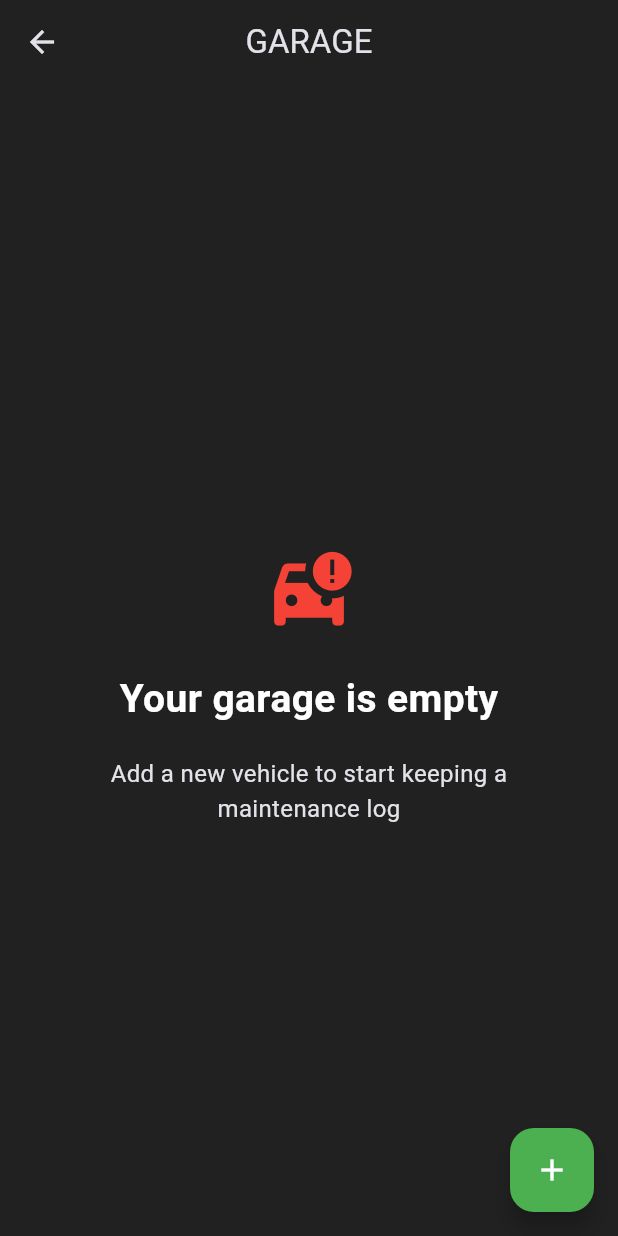
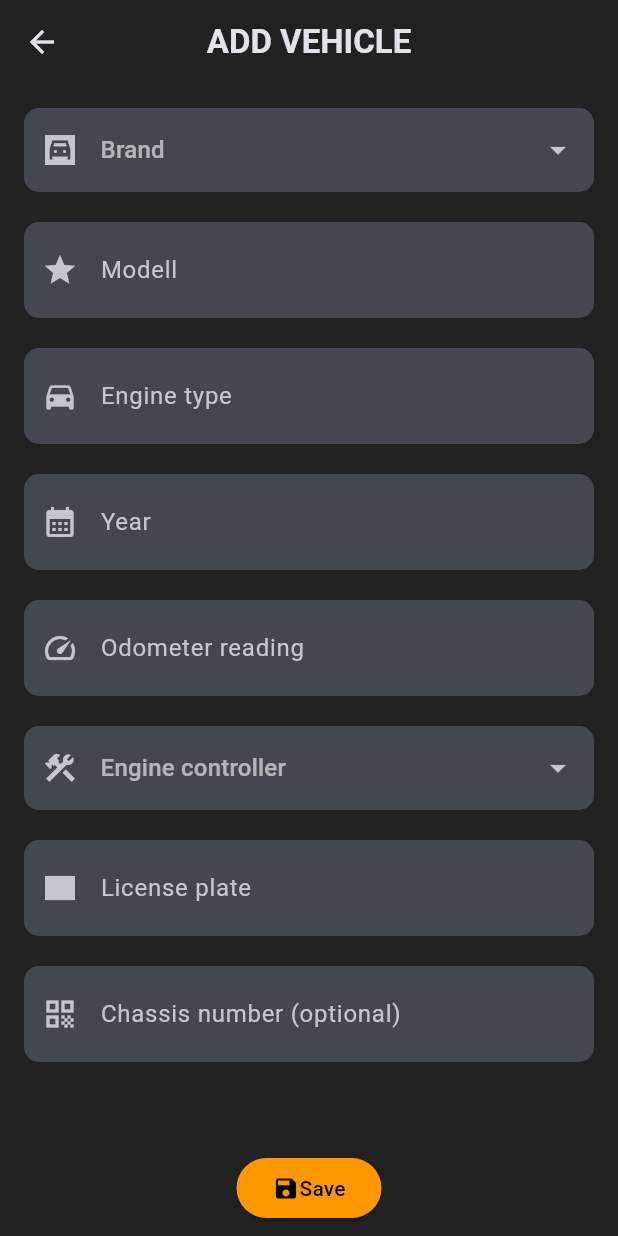
Before and after one commit to D0M1N1Kx/Vehicle-Cost-Tracker, a Flutter app: the GaragePage screen opened directly, after a tap on the "add" icon, on a phone screen of 412 x 824 dp. Run offline on Flutter 3.47's test engine with Material 3 defaults, Android fonts, the phone set to English and light mode, and no system bars.

Commit message:
created page to add vehicles

```diff
--- /dev/null
+++ b/lib/models/field_type.dart
@@ -0,0 +1 @@
+enum FieldType { text, number, dropdown }
--- a/lib/models/vehicle.dart
+++ b/lib/models/vehicle.dart
@@ -3,6 +3,8 @@ class Vehicle {
   final String brand;
   final String modell;
   final String? engine;
+  final int km;
+  final String? chassisNumber;
   final String color;
   final String licensePlate;
   final int year;
@@ -11,9 +13,11 @@ class Vehicle {
     required this.id,
     required this.brand,
     required this.modell,
+    required this.km,
     required this.color,
     required this.licensePlate,
     required this.year,
     this.engine,
+    this.chassisNumber,
   });
 }
--- /dev/null
+++ b/lib/pages/add_vehicle_page.dart
@@ -0,0 +1,207 @@
+import 'package:flutter/material.dart';
+import 'package:vehicle_cost_tracker_app/models/field_type.dart';
+import 'package:vehicle_cost_tracker_app/models/vehicle.dart';
+import 'package:vehicle_cost_tracker_app/services/vehicle_repository.dart';
+import 'package:vehicle_cost_tracker_app/widgets/custom_input_field.dart';
+
+class AddVehiclePage extends StatefulWidget {
+  const AddVehiclePage({super.key});
+
+  @override
+  State<AddVehiclePage> createState() => _AddVehiclePageState();
+}
+
+class _AddVehiclePageState extends State<AddVehiclePage> {
+  final TextEditingController modellController = TextEditingController();
+  final TextEditingController yearController = TextEditingController();
+  final TextEditingController odometerController = TextEditingController();
+  final TextEditingController licenseController = TextEditingController();
+  final TextEditingController chasissController = TextEditingController();
+  final TextEditingController engineTypeController = TextEditingController();
+  String? brandController = null;
+  String? engineController = null;
+
+  VehicleRepository vehicleManager = VehicleRepository();
+
+  @override
+  void dispose() {
+    modellController.dispose();
+    yearController.dispose();
+    odometerController.dispose();
+    licenseController.dispose();
+    chasissController.dispose();
+    engineTypeController.dispose();
+    super.dispose();
+  }
+
+  @override
+  Widget build(BuildContext context) {
+    return Scaffold(
+      appBar: AppBar(
+        centerTitle: true,
+        title: Text(
+          'ADD VEHICLE',
+          style: TextStyle(fontWeight: FontWeight.bold),
+        ),
+      ),
+      body: Padding(
+        padding: EdgeInsets.all(16.0),
+        child: Column(
+          mainAxisAlignment: MainAxisAlignment.start,
+          crossAxisAlignment: CrossAxisAlignment.center,
+          children: [
+            CustomInputField(
+              label: 'Brand',
+              icon: Icons.garage_sharp,
+              type: FieldType.dropdown,
+              dropdownItems: [
+                'Abarth',
+                'Alfa Romeo',
+                'Aston Martin',
+                'Audi',
+                'Bentley',
+                'BMW',
+                'Bugatti',
+                'Cadillac',
+                'Chevrolet',
+                'Citroen',
+                'Dodge',
+                'Ferrari',
+                'Fiat',
+                'Ford',
+                'Honda',
+                'Hummer',
+                'Hyundai',
+                'Iveco',
+                'Jaguar',
+                'Jeep',
+                'Kia',
+                'KTM',
+                'Lada',
+                'Lamborghini',
+                'Land Rover',
+                'Lexus',
+                'Lotus',
+                'Maserati',
+                'Maybach',
+                'Mazda',
+                'McLaren',
+                'Mercedes-Benz',
+                'Mitsubishi',
+                'Nissan',
+                'Opel',
+                'Peugeot',
+                'Porsche',
+                'Renault',
+                'Rolls-Royce',
+                'Rover',
+                'Saab',
+                'Skoda',
+                'Seat',
+                'Smart',
+                'Subaru',
+                'Tesla',
+                'Toyota',
+                'Volkswagen',
+                'Volvo',
+              ],
+              onDropDownChanged: (String? newValue) {
+                setState(() {
+                  brandController = newValue;
+                });
+              },
+            ),
+            SizedBox(height: 20),
+            CustomInputField(
+              label: 'Modell',
+              icon: Icons.star,
+              type: FieldType.text,
+              controller: modellController,
+            ),
+            SizedBox(height: 20),
+            CustomInputField(
+              label: 'Engine type',
+              icon: Icons.directions_car,
+              type: FieldType.text,
+              controller: engineTypeController,
+            ),
+            SizedBox(height: 20),
+            CustomInputField(
+              label: 'Year',
+              icon: Icons.calendar_month,
+              type: FieldType.number,
+              controller: yearController,
+            ),
+            SizedBox(height: 20),
+            CustomInputField(
+              label: 'Odometer reading',
+              icon: Icons.speed,
+              type: FieldType.number,
+              controller: odometerController,
+            ),
+            SizedBox(height: 20),
+            CustomInputField(
+              label: 'Engine controller',
+              icon: Icons.construction,
+              type: FieldType.dropdown,
+              dropdownItems: ['Belt', 'Chain', 'None'],
+              onDropDownChanged: (String? newValue) {
+                setState(() {
+                  engineController = newValue;
+                });
+              },
+            ),
+            SizedBox(height: 20),
+            CustomInputField(
+              label: 'License plate',
+              icon: Icons.rectangle,
+              type: FieldType.text,
+              controller: licenseController,
+            ),
+            SizedBox(height: 20),
+            CustomInputField(
+              label: 'Chassis number (optional)',
+              icon: Icons.qr_code,
+              type: FieldType.text,
+              controller: chasissController,
+            ),
+            SizedBox(height: 60),
+            ElevatedButton(
+              style: ButtonStyle(
+                backgroundColor: MaterialStateProperty.all(Colors.orange),
+                foregroundColor: MaterialStateProperty.all(Colors.black),
+              ),
+              onPressed: () {
+                final String finalBrand = brandController ?? '';
+                final String finalEngineController = engineController ?? '';
+
+                final String newId = DateTime.now().millisecondsSinceEpoch
+                    .toString();
+
+                vehicleManager.addVehicle(
+                  Vehicle(
+                    id: int.parse(newId),
+                    brand: finalBrand,
+                    modell: modellController.text,
+                    km: int.parse(odometerController.text),
+                    color: 'None',
+                    licensePlate: licenseController.text,
+                    year: int.parse(yearController.text),
+                    chassisNumber: chasissController.text,
+                    engine: finalEngineController,
+                  ),
+                );
+
+                Navigator.of(context).pop();
+              },
+              child: Row(
+                children: [Icon(Icons.save), Text('Save')],
+                mainAxisSize: MainAxisSize.min,
+              ),
+            ),
+          ],
+        ),
+      ),
+    );
+  }
+}
--- a/lib/pages/garage_page.dart
+++ b/lib/pages/garage_page.dart
@@ -1,4 +1,5 @@
 import 'package:flutter/material.dart';
+import 'package:vehicle_cost_tracker_app/pages/add_vehicle_page.dart';
 import 'package:vehicle_cost_tracker_app/services/vehicle_repository.dart';
 import 'package:vehicle_cost_tracker_app/widgets/empty_garage.dart';
 import 'package:vehicle_cost_tracker_app/widgets/vehicle_list.dart';
@@ -15,7 +16,11 @@ class GaragePage extends StatelessWidget {
     return Scaffold(
       appBar: AppBar(centerTitle: true, title: Text('GARAGE')),
       floatingActionButton: FloatingActionButton(
-        onPressed: () {},
+        onPressed: () {
+          Navigator.of(
+            context,
+          ).push(MaterialPageRoute(builder: (context) => AddVehiclePage()));
+        },
         backgroundColor: Colors.green,
         child: Icon(Icons.add, color: Colors.white),
       ),
--- /dev/null
+++ b/lib/widgets/custom_input_field.dart
@@ -0,0 +1,87 @@
+import 'package:flutter/material.dart';
+import 'package:vehicle_cost_tracker_app/models/field_type.dart';
+
+class CustomInputField extends StatelessWidget {
+  final String label;
+  final IconData icon;
+  final FieldType type;
+  final TextEditingController? controller;
+  final void Function(String?)? onDropDownChanged;
+  final List<String>? dropdownItems;
+
+  const CustomInputField({
+    super.key,
+    required this.label,
+    required this.icon,
+    required this.type,
+    this.controller,
+    this.onDropDownChanged,
+    this.dropdownItems,
+  });
+
+  @override
+  Widget build(BuildContext context) {
+    final colorScheme = Theme.of(context).colorScheme;
+    Widget inputWidget;
+
+    switch (type) {
+      case FieldType.dropdown:
+        inputWidget = DropdownButtonFormField<String>(
+          decoration: InputDecoration(
+            border: InputBorder.none,
+            contentPadding: EdgeInsets.zero,
+            isDense: true,
+          ),
+          hint: Text(label),
+          items: (dropdownItems ?? [])
+              .map(
+                (String value) =>
+                    DropdownMenuItem<String>(child: Text(value), value: value),
+              )
+              .toList(),
+          onChanged: onDropDownChanged,
+        );
+        break;
+      case FieldType.number:
+        inputWidget = TextFormField(
+          controller: controller,
+          decoration: InputDecoration(
+            border: InputBorder.none,
+            hintText: label,
+            isDense: true,
+          ),
+          keyboardType: TextInputType.number,
+        );
+        break;
+      case FieldType.text:
+        inputWidget = TextFormField(
+          controller: controller,
+          decoration: InputDecoration(
+            border: InputBorder.none,
+            hintText: label,
+            isDense: true,
+          ),
+        );
+        break;
+    }
+    return Container(
+      padding: const EdgeInsets.symmetric(vertical: 16, horizontal: 12),
+      decoration: BoxDecoration(
+        color: colorScheme.surfaceVariant,
+        borderRadius: BorderRadius.circular(10.0),
+      ),
+      child: Column(
+        crossAxisAlignment: CrossAxisAlignment.start,
+        children: [
+          Row(
+            children: [
+              Icon(icon, color: colorScheme.onSurfaceVariant),
+              const SizedBox(width: 15),
+              Expanded(child: inputWidget),
+            ],
+          ),
+        ],
+      ),
+    );
+  }
+}
```
